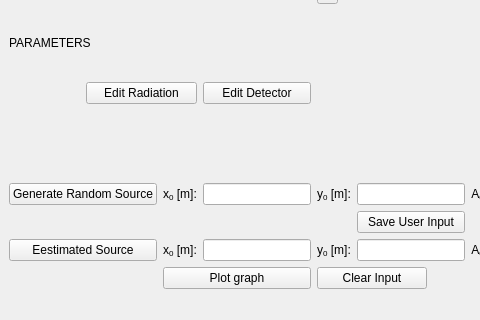
First picture: the form in working_apps/simulations/MainWindow.ui, repository urhtrinko/DroneRadioactivity_student_job, before the edit; both pictures show x 0 to 480 and y 172 to 492 of the 827 by 492 pixel window.
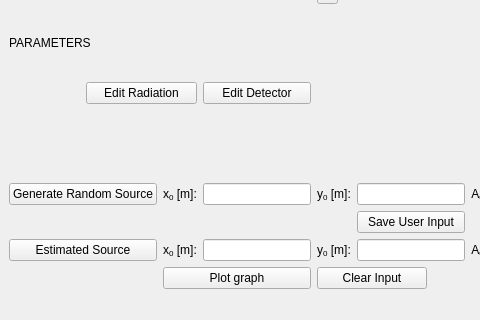
Second picture: the form after the edit.

What changed in the file:
```diff
--- a/working_apps/simulations/MainWindow.ui
+++ b/working_apps/simulations/MainWindow.ui
@@ -61,7 +61,7 @@
       <item row="10" column="0" colspan="2">
        <widget class="QPushButton" name="btnEstSource">
         <property name="text">
-         <string>Eestimated Source</string>
+         <string>Estimated Source</string>
         </property>
        </widget>
       </item>
```
